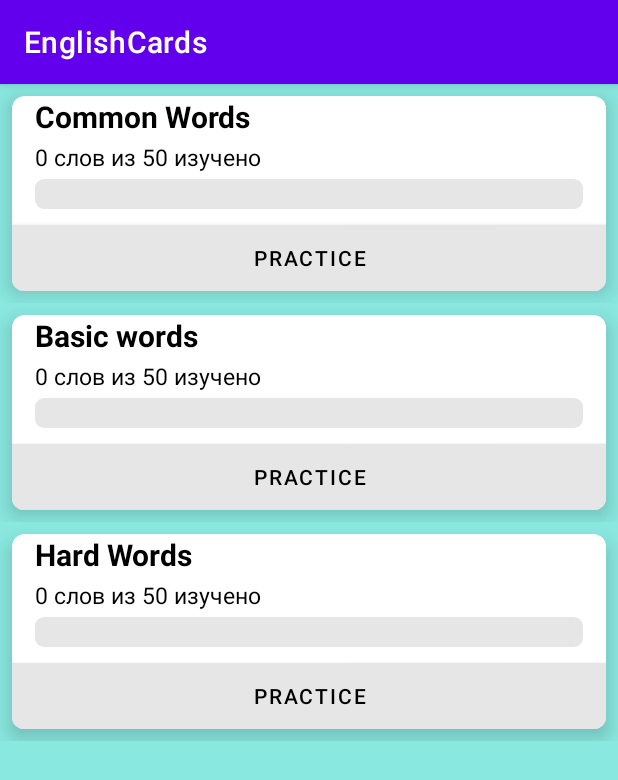
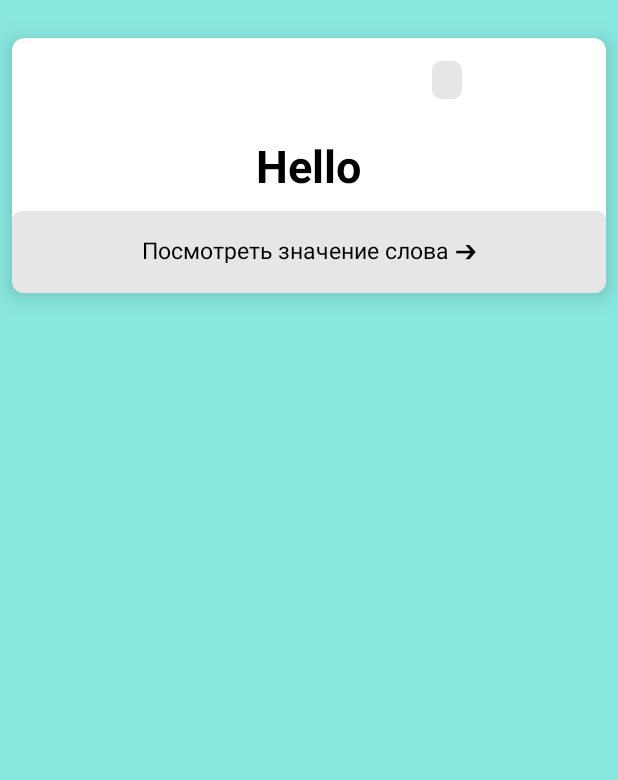
Before and after one commit to danilbelikov/English-Cards, an Android app: the screen it shows after launch (MainActivity), after a tap on "Common Words", on a phone screen of 412 x 824 dp. Shown: the top 780 px of the screen. Run offline under Robolectric (Android 15) with nearby library versions, the phone set to English and light mode, and no system bars.

Commit message:
fragments_nav_done

```diff
--- a/app/src/main/java/com/example/englishcards/MainActivity.kt
+++ b/app/src/main/java/com/example/englishcards/MainActivity.kt
@@ -3,13 +3,18 @@ package com.example.englishcards
 import androidx.appcompat.app.AppCompatActivity
 import android.os.Bundle
 import androidx.fragment.app.Fragment
+import com.example.englishcards.ui.contract.Navigator
 import com.example.englishcards.ui.main.MainFragment
+import com.example.englishcards.ui.word.Word2Fragment
+import com.example.englishcards.ui.word.Word3Fragment
+import com.example.englishcards.ui.word.WordFragment
 
-class MainActivity : AppCompatActivity() {
+class MainActivity : AppCompatActivity(), Navigator {
     override fun onCreate(savedInstanceState: Bundle?) {
         super.onCreate(savedInstanceState)
         setContentView(R.layout.activity_main)
         replaceFragment(MainFragment())
+
     }
 
     private fun replaceFragment(mainFragment: Fragment) {
@@ -18,4 +23,26 @@ class MainActivity : AppCompatActivity() {
         fragmentTransaction.replace(R.id.frame_layout, mainFragment)
         fragmentTransaction.commit()
     }
+
+
+    private fun launchFragment (fragment: Fragment) {
+        supportFragmentManager
+            .beginTransaction()
+            .setCustomAnimations(com.google.android.material.R.anim.abc_fade_in, com.google.android.material.R.anim.abc_fade_out)
+            .addToBackStack(null)
+            .replace(R.id.frame_layout,fragment)
+            .commit()
+    }
+
+    override fun goToCards1() {
+        launchFragment(WordFragment())
+    }
+
+    override fun goToCards2() {
+        launchFragment(Word2Fragment())
+    }
+
+    override fun goToCards3() {
+        launchFragment(Word3Fragment())
+    }
 }
--- /dev/null
+++ b/app/src/main/java/com/example/englishcards/ui/contract/Navigator.kt
@@ -0,0 +1,13 @@
+package com.example.englishcards.ui.contract
+
+import androidx.fragment.app.Fragment
+
+fun Fragment.navigator() : Navigator {
+    return requireActivity() as Navigator
+}
+
+interface Navigator {
+    fun goToCards1()
+    fun goToCards2()
+    fun goToCards3()
+}
--- a/app/src/main/java/com/example/englishcards/ui/main/MainFragment.kt
+++ b/app/src/main/java/com/example/englishcards/ui/main/MainFragment.kt
@@ -1,5 +1,6 @@
 package com.example.englishcards.ui.main
 
+import android.content.Intent
 import android.graphics.ColorSpace.Model
 import android.os.Bundle
 import android.view.Display.Mode
@@ -13,18 +14,17 @@ import androidx.recyclerview.widget.RecyclerView
 import com.example.englishcards.R
 import com.example.englishcards.databinding.FragmentMainBinding
 import com.example.englishcards.ui.adapters.CardsAdapter
+import com.example.englishcards.ui.contract.navigator
 import com.example.englishcards.ui.model.CardsIntro
+import com.example.englishcards.ui.word.WordFragment
 
 class MainFragment : Fragment() {
     private lateinit var binding: FragmentMainBinding
-
-    private lateinit var adapter: CardsAdapter
     private lateinit var recyclerView: RecyclerView
     private lateinit var cardsArrayList: ArrayList<CardsIntro>
-
-
     lateinit var heading: Array<String>
     lateinit var progress: Array<String>
+
     override fun onCreateView(
         inflater: LayoutInflater, container: ViewGroup?,
         savedInstanceState: Bundle?
@@ -45,11 +45,19 @@ class MainFragment : Fragment() {
         var adapter = CardsAdapter(cardsArrayList)
         recyclerView.adapter = adapter
         adapter.setOnItemClickListener(object : CardsAdapter.OnItemClickListener{
+
+
             override fun onItemClick(position: Int) {
-
-                Toast.makeText(activity, "You clicked on $position", Toast.LENGTH_SHORT).show()
+                if (position == 0) {
+                    navigator().goToCards1()
+                }
+                if (position == 1) {
+                    navigator().goToCards2()
+                }
+                if (position == 2) {
+                    navigator().goToCards3()
+                }
             }
-
         })
     }
 
--- /dev/null
+++ b/app/src/main/java/com/example/englishcards/ui/word/Word2Fragment.kt
@@ -0,0 +1,22 @@
+package com.example.englishcards.ui.word
+
+import android.os.Bundle
+import androidx.fragment.app.Fragment
+import android.view.LayoutInflater
+import android.view.View
+import android.view.ViewGroup
+import com.example.englishcards.R
+
+
+class Word2Fragment : Fragment() {
+
+    override fun onCreateView(
+        inflater: LayoutInflater, container: ViewGroup?,
+        savedInstanceState: Bundle?
+    ): View? {
+        // Inflate the layout for this fragment
+        return inflater.inflate(R.layout.fragment_word2, container, false)
+    }
+
+companion object
+}
--- /dev/null
+++ b/app/src/main/java/com/example/englishcards/ui/word/Word3Fragment.kt
@@ -0,0 +1,26 @@
+package com.example.englishcards.ui.word
+
+import android.os.Bundle
+import androidx.fragment.app.Fragment
+import android.view.LayoutInflater
+import android.view.View
+import android.view.ViewGroup
+import com.example.englishcards.R
+
+
+class Word3Fragment : Fragment() {
+
+
+    override fun onCreateView(
+        inflater: LayoutInflater, container: ViewGroup?,
+        savedInstanceState: Bundle?
+    ): View? {
+        // Inflate the layout for this fragment
+        return inflater.inflate(R.layout.fragment_word3, container, false)
+    }
+
+
+    companion object {
+
+    }
+}
--- a/app/src/main/java/com/example/englishcards/ui/word/WordFragment.kt
+++ b/app/src/main/java/com/example/englishcards/ui/word/WordFragment.kt
@@ -6,17 +6,38 @@ import android.view.LayoutInflater
 import android.view.View
 import android.view.ViewGroup
 import com.example.englishcards.R
+import com.example.englishcards.databinding.FragmentMainBinding
+import com.example.englishcards.databinding.FragmentWordBinding
 
 
 class WordFragment : Fragment() {
-
+private lateinit var binding: FragmentWordBinding
+lateinit var word: Array<String>
+lateinit var translation: Array<String>
     override fun onCreateView(
         inflater: LayoutInflater, container: ViewGroup?,
         savedInstanceState: Bundle?
     ): View? {
         // Inflate the layout for this fragment
-        return inflater.inflate(R.layout.fragment_word, container, false)
+        binding = FragmentWordBinding.inflate(inflater, container, false)
+        return binding.root
     }
 
+    override fun onViewCreated(view: View, savedInstanceState: Bundle?) {
+        super.onViewCreated(view, savedInstanceState)
+        dataInitialize()
+        binding.tvEnglishWord.text = word[0]
+
+    }
+    private fun dataInitialize(){
+        word = arrayOf(
+            getString(R.string.hello)
+        )
+        translation = arrayOf(
+            getString(R.string.привет)
+        )
+    }
+companion object{
 
 }
+}
--- /dev/null
+++ b/app/src/main/res/drawable/rounded_corner.xml
@@ -0,0 +1,16 @@
+<?xml version="1.0" encoding="utf-8"?>
+<shape xmlns:android="http://schemas.android.com/apk/res/android" >
+    <stroke
+        android:width="1dp"
+        android:color="@color/grayProgress" />
+
+    <solid android:color="@color/grayProgress" />
+
+    <padding
+        android:left="10dp"
+        android:right="10dp"
+        android:bottom="2dp"
+        android:top="2dp" />
+
+    <corners android:radius="5dp" />
+</shape>
--- a/app/src/main/res/layout/fragment_main.xml
+++ b/app/src/main/res/layout/fragment_main.xml
@@ -5,6 +5,7 @@
     android:layout_width="match_parent"
     android:layout_height="match_parent"
     tools:context=".ui.main.MainFragment"
+    android:id="@+id/mainFragment"
     android:background="@color/mainBackground">
 
     <FrameLayout
--- a/app/src/main/res/layout/fragment_word.xml
+++ b/app/src/main/res/layout/fragment_word.xml
@@ -1,11 +1,77 @@
 <?xml version="1.0" encoding="utf-8"?>
 <androidx.constraintlayout.widget.ConstraintLayout xmlns:android="http://schemas.android.com/apk/res/android"
+    xmlns:app="http://schemas.android.com/apk/res-auto"
     xmlns:tools="http://schemas.android.com/tools"
     android:layout_width="match_parent"
     android:layout_height="match_parent"
     tools:context=".ui.word.WordFragment"
+    android:id="@+id/wordFragment"
     android:background="@color/mainBackground">
 
 
+    <androidx.constraintlayout.widget.ConstraintLayout
+        android:layout_width="match_parent"
+        android:layout_height="match_parent"
+        app:layout_constraintBottom_toBottomOf="parent"
+        app:layout_constraintEnd_toEndOf="parent"
+        app:layout_constraintStart_toStartOf="parent"
+        app:layout_constraintTop_toTopOf="parent">
 
+        <androidx.cardview.widget.CardView
+            android:id="@+id/cardViewWord"
+            android:layout_width="match_parent"
+            android:layout_height="170dp"
+            android:layout_marginStart="8dp"
+            android:layout_marginTop="8dp"
+            android:layout_marginEnd="8dp"
+            android:layout_marginBottom="8dp"
+            app:layout_constraintBottom_toBottomOf="parent"
+            app:layout_constraintEnd_toEndOf="parent"
+            app:layout_constraintHorizontal_bias="1.0"
+            app:layout_constraintStart_toStartOf="parent"
+            app:layout_constraintTop_toTopOf="parent"
+            app:layout_constraintVertical_bias="0.027"
+            app:cardCornerRadius="8dp"
+            app:cardElevation="8dp" >
+
+
+            <TextView
+                android:id="@+id/tvEnglishWord"
+                android:layout_width="wrap_content"
+                android:layout_height="wrap_content"
+                android:layout_gravity="center"
+                android:textSize="30sp"
+                android:textStyle="bold"
+                android:textColor="@color/black"
+                tools:text="TextView" />
+
+            <TextView
+                android:id="@+id/tvWordStatus"
+                android:layout_width="wrap_content"
+                android:layout_height="wrap_content"
+                tools:text="NEW WORD"
+                android:textSize="15sp"
+                android:textStyle="bold"
+                android:textColor="@color/black"
+                android:layout_marginStart="280dp"
+                android:layout_marginTop="15dp"
+                android:background="@drawable/rounded_corner"
+                />
+
+            <TextView
+                android:layout_width="match_parent"
+                android:layout_height="wrap_content"
+                android:layout_marginStart="0dp"
+                android:layout_marginTop="115dp"
+                android:background="@drawable/rounded_corner"
+                android:paddingTop="15dp"
+                android:paddingBottom="20dp"
+                android:textColor="@color/black"
+                android:gravity="center"
+                android:textSize="15sp"
+                android:textStyle="normal"
+                android:text="@string/tap_to_see" />
+
+        </androidx.cardview.widget.CardView>
+    </androidx.constraintlayout.widget.ConstraintLayout>
 </androidx.constraintlayout.widget.ConstraintLayout>
--- /dev/null
+++ b/app/src/main/res/layout/fragment_word2.xml
@@ -0,0 +1,14 @@
+<?xml version="1.0" encoding="utf-8"?>
+<FrameLayout xmlns:android="http://schemas.android.com/apk/res/android"
+    xmlns:tools="http://schemas.android.com/tools"
+    android:layout_width="match_parent"
+    android:layout_height="match_parent"
+    tools:context=".ui.word.Word2Fragment">
+
+    <!-- TODO: Update blank fragment layout -->
+    <TextView
+        android:layout_width="match_parent"
+        android:layout_height="match_parent"
+        android:text="@string/hello_blank_fragment" />
+
+</FrameLayout>
--- /dev/null
+++ b/app/src/main/res/layout/fragment_word3.xml
@@ -0,0 +1,14 @@
+<?xml version="1.0" encoding="utf-8"?>
+<FrameLayout xmlns:android="http://schemas.android.com/apk/res/android"
+    xmlns:tools="http://schemas.android.com/tools"
+    android:layout_width="match_parent"
+    android:layout_height="match_parent"
+    tools:context=".ui.word.Word3Fragment">
+
+    <!-- TODO: Update blank fragment layout -->
+    <TextView
+        android:layout_width="match_parent"
+        android:layout_height="match_parent"
+        android:text="@string/hello_blank_fragment" />
+
+</FrameLayout>
--- a/app/src/main/res/layout/item_words.xml
+++ b/app/src/main/res/layout/item_words.xml
@@ -4,16 +4,6 @@
     android:layout_width="match_parent"
     android:layout_height="wrap_content"
     >
-
-    <FrameLayout
-        android:layout_width="match_parent"
-        android:layout_height="match_parent"
-        app:layout_constraintBottom_toBottomOf="parent"
-        app:layout_constraintEnd_toEndOf="parent"
-        app:layout_constraintStart_toStartOf="parent"
-        app:layout_constraintTop_toTopOf="parent">
-
-    </FrameLayout>
 
     <androidx.cardview.widget.CardView
         android:id="@+id/cardView"
--- a/app/src/main/res/values/strings.xml
+++ b/app/src/main/res/values/strings.xml
@@ -14,4 +14,8 @@
     <string name="progress1">0 слов из 50 изучено</string>
     <string name="progress2">0 слов из 50 изучено</string>
     <string name="progress3">0 слов из 50 изучено</string>
+    //wordFragment
+    <string name="hello">Hello</string>
+    <string name="привет">Привет</string>
+    <string name="tap_to_see">Посмотреть значение слова ➔</string>
 </resources>
--- a/app/src/main/res/values/themes.xml
+++ b/app/src/main/res/values/themes.xml
@@ -1,6 +1,6 @@
 <resources xmlns:tools="http://schemas.android.com/tools">
     <!-- Base application theme. -->
-    <style name="Theme.EnglishCards" parent="Theme.MaterialComponents.DayNight.DarkActionBar">
+    <style name="Theme.EnglishCards" parent="Theme.MaterialComponents.DayNight.NoActionBar">
         <!-- Primary brand color. -->
         <item name="colorPrimary">@color/purple_500</item>
         <item name="colorPrimaryVariant">@color/purple_700</item>
@@ -10,7 +10,7 @@
         <item name="colorSecondaryVariant">@color/teal_700</item>
         <item name="colorOnSecondary">@color/black</item>
         <!-- Status bar color. -->
-        <item name="android:statusBarColor">?attr/colorPrimaryVariant</item>
+        <item name="android:statusBarColor">@color/mainBackground</item>
         <!-- Customize your theme here. -->
     </style>
 </resources>
```
